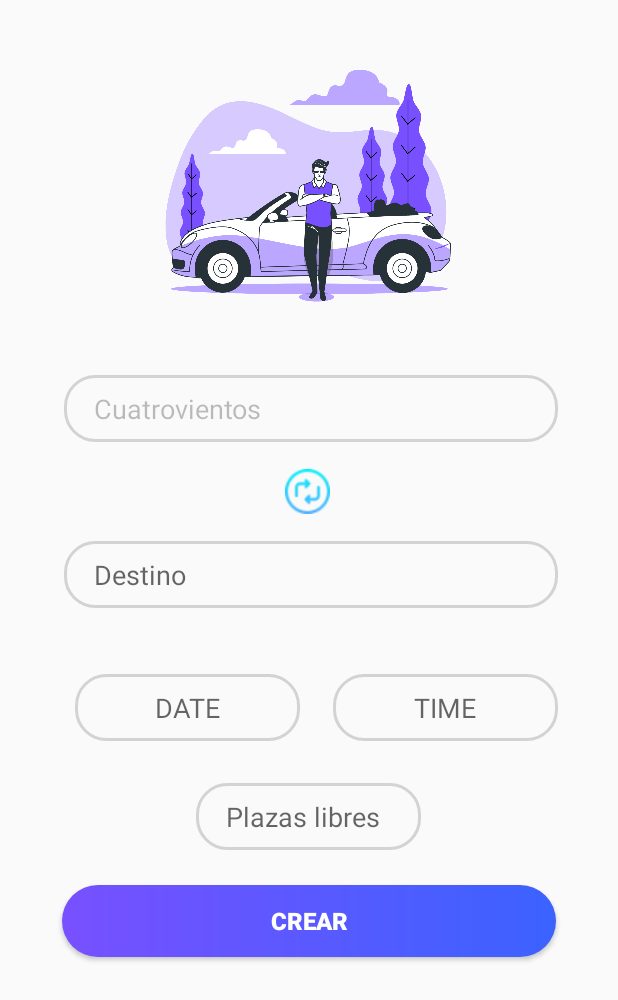
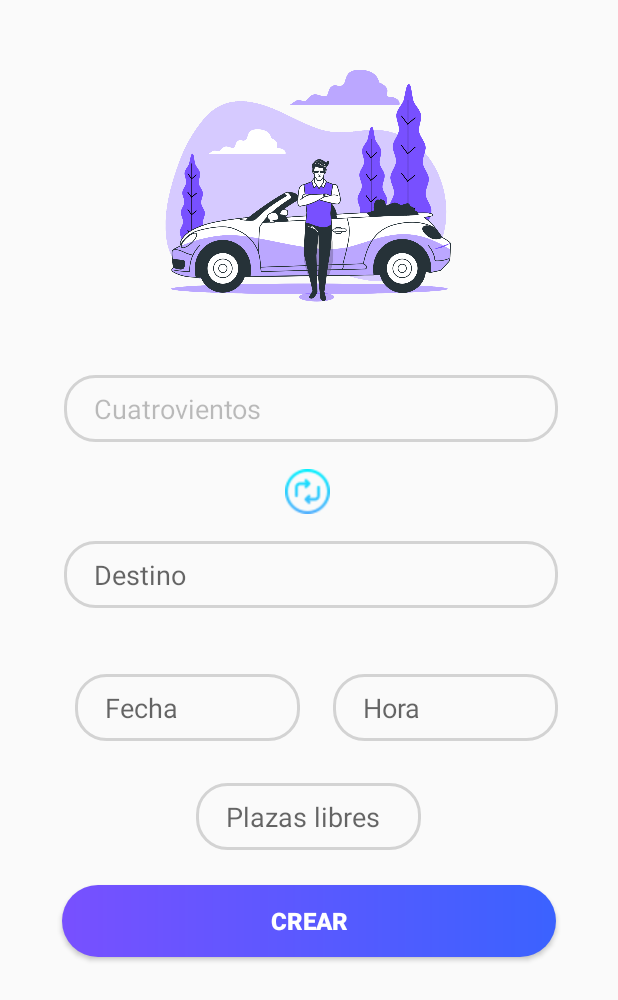
Before and after one commit to pablo-zk/RutaVientos, an Android app: the CreateRoutesActivity screen opened directly, with no data from a screen before it, on a phone screen of 412 x 824 dp. Shown: the top 1000 px of the screen. Run offline under Robolectric (Android 15) with nearby library versions, the phone set to English and light mode, and no system bars; libraries missing offline, so code that uses them is left out: io.realm; 2 statements that could not run were skipped.

Commit message:
Version Final 1.0.0

```diff
--- a/app/src/main/java/com/pablo_zuniga/rutavientos/activities/LoginActivity.java
+++ b/app/src/main/java/com/pablo_zuniga/rutavientos/activities/LoginActivity.java
@@ -48,7 +48,6 @@ public class LoginActivity extends AppCompatActivity implements LoginFragment.Da
         realm.beginTransaction();
         //realm.deleteAll();
         realUsers = realm.where(User.class).findAll();
-        //realUsers = realm.where(User.class).equalTo("isActive",Boolean.TRUE).findAll();
         for (User user : realUsers) {
             if (user.isActive()){
                 sendData(user);
--- a/app/src/main/java/com/pablo_zuniga/rutavientos/activities/MapsActivity.java
+++ b/app/src/main/java/com/pablo_zuniga/rutavientos/activities/MapsActivity.java
@@ -161,9 +161,6 @@ public class MapsActivity extends FragmentActivity implements OnMapReadyCallback
             @Override
             public void onMarkerDragEnd(Marker marker2) {
                 marker2.showInfoWindow();
-                Toast.makeText(MapsActivity.this,"Marker Dragged to \n"+
-                        "Lat: "+marker2.getPosition().latitude+"\n"+
-                        "Lng: "+marker2.getPosition().longitude, Toast.LENGTH_SHORT).show();
                 List<Address> matches = null;
                 try {
                     matches = geoCoder.getFromLocation(marker2.getPosition().latitude, marker2.getPosition().longitude, 1);
--- a/app/src/main/java/com/pablo_zuniga/rutavientos/activities/RouteDetails.java
+++ b/app/src/main/java/com/pablo_zuniga/rutavientos/activities/RouteDetails.java
@@ -7,6 +7,8 @@ import androidx.appcompat.app.AppCompatActivity;
 import android.annotation.SuppressLint;
 import android.content.DialogInterface;
 import android.content.Intent;
+import android.graphics.Paint;
+import android.graphics.Typeface;
 import android.net.Uri;
 import android.os.Build;
 import android.os.Bundle;
@@ -80,6 +82,7 @@ public class RouteDetails extends AppCompatActivity {
             if(userCurrent.getRoutesId().contains(routeActual.getId())){
                 btnApuntarse.setText("Desapuntarse");
                 txtContacto.setEnabled(true);
+                txtContacto.setTypeface(null, Typeface.BOLD);
             }else{
                 btnApuntarse.setText("Apuntarse");
                 txtContacto.setEnabled(false);
--- a/app/src/main/res/layout/activity_create_routes.xml
+++ b/app/src/main/res/layout/activity_create_routes.xml
@@ -83,9 +83,9 @@
         android:background="@drawable/edit_text"
         android:clickable="true"
         android:focusable="false"
-        android:hint="TIME"
+        android:hint="Hora"
         android:inputType="date"
-        android:gravity="center"
+        android:paddingLeft="20dp"
         android:paddingTop="10dp"
         android:paddingBottom="10dp"
         app:layout_constraintEnd_toEndOf="parent"
@@ -102,9 +102,9 @@
         android:background="@drawable/edit_text"
         android:clickable="true"
         android:focusable="false"
-        android:hint="DATE"
+        android:hint="Fecha"
         android:inputType="date"
-        android:gravity="center"
+        android:paddingLeft="20dp"
         android:paddingTop="10dp"
         android:paddingBottom="10dp"
         app:layout_constraintEnd_toStartOf="@+id/etPlannedTime"
```
